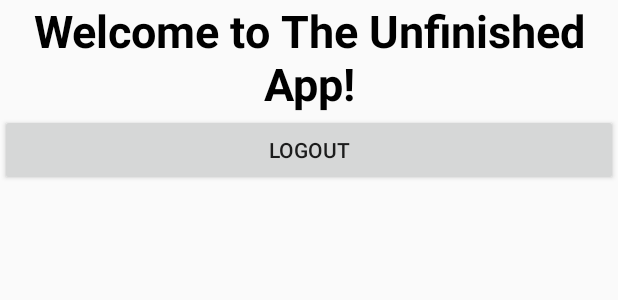
After one commit to andrew-ho/cs2340-teamAndrew, an Android app: the layout activiy_application_placeholder.xml on its own in the app's theme, with its tools: preview values and no code run, on a phone screen of 412 x 824 dp. The commit adds this screen. Shown: the top 300 px of the screen. Run offline under Robolectric (Android 15) with nearby library versions, the phone set to English and light mode, and no system bars.

Commit message:
added placeholder application screen

```diff
--- /dev/null
+++ b/cs2340-teamAndrew/WheresMyStuff/app/src/main/res/layout/activiy_application_placeholder.xml
@@ -0,0 +1,26 @@
+<?xml version="1.0" encoding="utf-8"?>
+<LinearLayout xmlns:android="http://schemas.android.com/apk/res/android"
+    android:orientation="vertical" android:layout_width="match_parent"
+    android:layout_height="match_parent"
+    android:weightSum="1">
+
+    <TextView
+        android:id="@+id/textView"
+        android:layout_width="wrap_content"
+        android:layout_height="wrap_content"
+        android:gravity="center"
+        android:orientation="vertical"
+        android:text="@string/unfinishedPlaceholder"
+        android:textAlignment="center"
+        android:textColor="@android:color/background_dark"
+        android:textSize="30sp"
+        android:textStyle="bold"
+        android:typeface="normal" />
+
+    <Button
+        android:id="@+id/LogoutButton"
+        android:layout_width="match_parent"
+        android:layout_height="wrap_content"
+        android:text="@string/LogoutButton" />
+
+</LinearLayout>
--- a/cs2340-teamAndrew/WheresMyStuff/app/src/main/res/values/strings.xml
+++ b/cs2340-teamAndrew/WheresMyStuff/app/src/main/res/values/strings.xml
@@ -14,4 +14,6 @@
         completions."
     </string>
     <string name="action_register">Register</string>
+    <string name="unfinishedPlaceholder">Welcome to The Unfinished App!</string>
+    <string name="LogoutButton">Logout</string>
 </resources>
```
